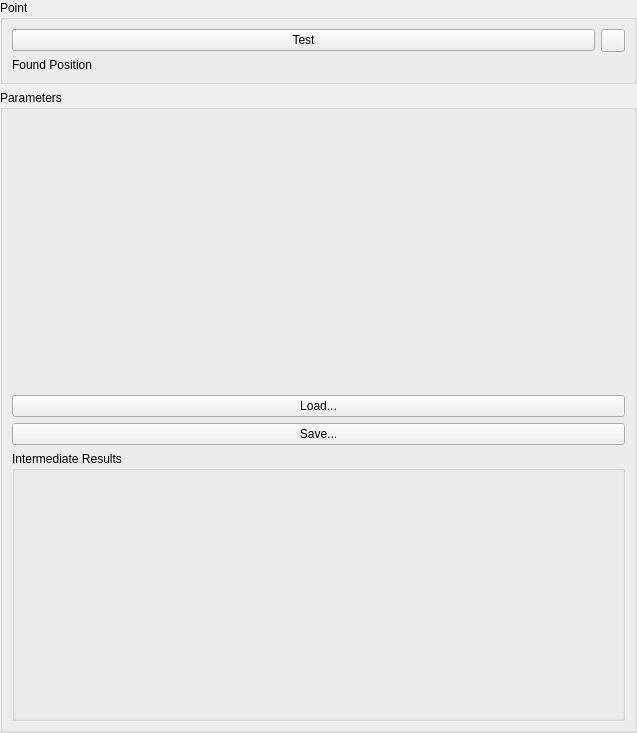
The window that AcfSln/Include/iqtipr/CValueSupplierGuiComp.ui (ImagingTools/AcfPublic) describes before a commit, drawn with Qt 5.
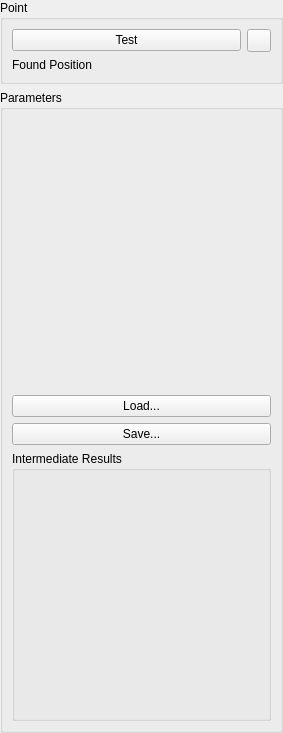
The same window after the commit. Icons and pictures are not drawn.

Diff of the .ui file:
```diff
--- a/AcfSln/Include/iqtipr/CValueSupplierGuiComp.ui
+++ b/AcfSln/Include/iqtipr/CValueSupplierGuiComp.ui
@@ -6,7 +6,7 @@
    <rect>
     <x>0</x>
     <y>0</y>
-    <width>637</width>
+    <width>283</width>
     <height>733</height>
    </rect>
   </property>
@@ -86,12 +86,6 @@
          </property>
          <item>
           <widget class="QLabel" name="FoundLabel">
-           <property name="sizePolicy">
-            <sizepolicy hsizetype="Maximum" vsizetype="Preferred">
-             <horstretch>0</horstretch>
-             <verstretch>0</verstretch>
-            </sizepolicy>
-           </property>
            <property name="text">
             <string>Found Position</string>
            </property>
@@ -113,19 +107,6 @@
            </property>
           </widget>
          </item>
-         <item>
-          <widget class="QLabel" name="ProcessingTimeLabel">
-           <property name="sizePolicy">
-            <sizepolicy hsizetype="Ignored" vsizetype="Preferred">
-             <horstretch>0</horstretch>
-             <verstretch>0</verstretch>
-            </sizepolicy>
-           </property>
-           <property name="text">
-            <string/>
-           </property>
-          </widget>
-         </item>
         </layout>
        </widget>
       </item>
```
